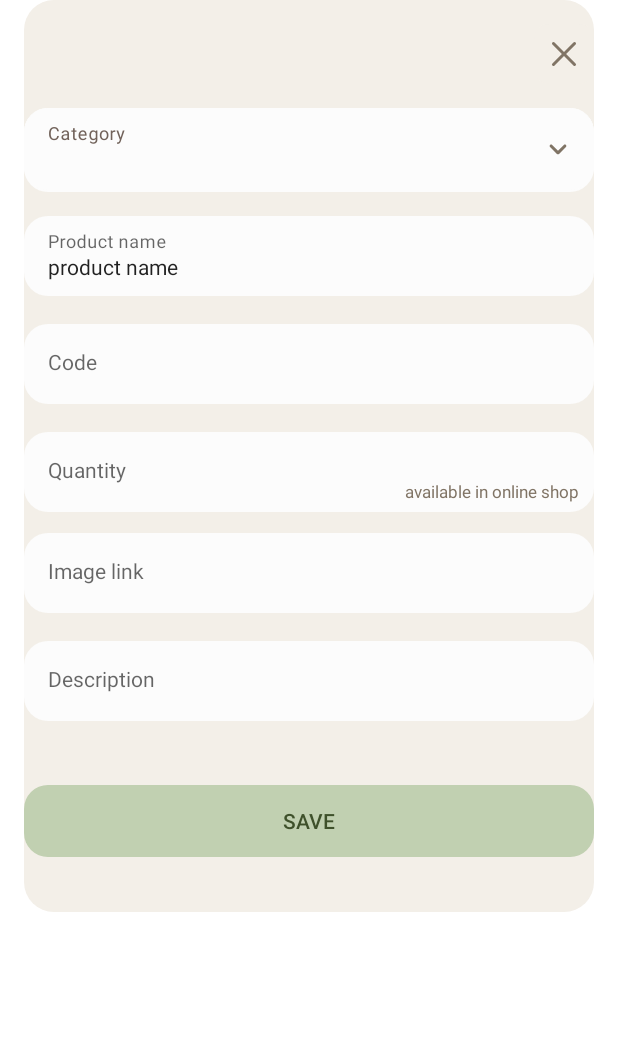
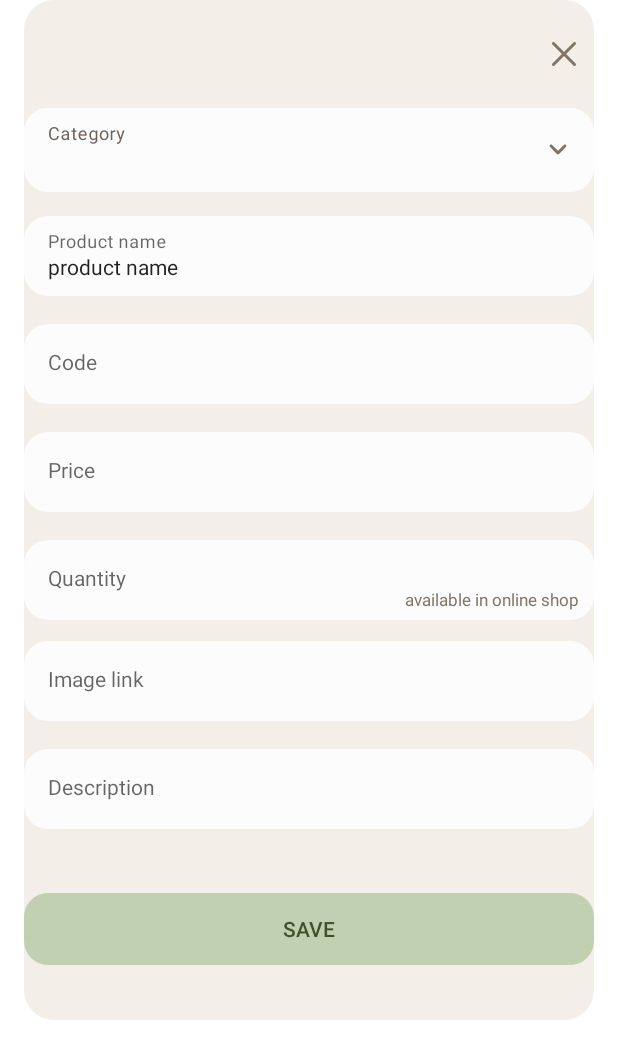
Before and after one commit to Anna-Monica-Reinhard/-, an Android app: the layout dialog_create_product.xml on its own in the app's theme, with its tools: preview values and no code run, on a phone screen of 412 x 824 dp. Shown: the top 1059 px of the screen. Run offline under Robolectric (Android 15) with nearby library versions, the phone set to English and light mode, and no system bars.

Commit message:
Add: save current user to VM, insert new products

```diff
--- a/app/src/main/java/com/mkvsk/warehousewizard/ui/util/Constants.java
+++ b/app/src/main/java/com/mkvsk/warehousewizard/ui/util/Constants.java
@@ -9,4 +9,6 @@ final public class Constants {
     public final static String USERNAME_REGEX = "([a-zA-Z0-9-_]{5,32})+([-]|[_]{0,2})+([a-z]|[A-Z]{0,26})+([0-9]{0,10})";
     public final static Pattern PASSWORD_REGEX = Pattern.compile("([a-zA-Z0-9!@#$%^&*]{6,20})");
 
+    public final static String DEFAULT_PRODUCT_IMAGE = "https://bit.ly/3SGyDfX";
+
 }
--- a/app/src/main/java/com/mkvsk/warehousewizard/ui/view/AuthAndRegisterFragment.java
+++ b/app/src/main/java/com/mkvsk/warehousewizard/ui/view/AuthAndRegisterFragment.java
@@ -18,6 +18,7 @@ import androidx.activity.OnBackPressedCallback;
 import androidx.annotation.NonNull;
 import androidx.annotation.Nullable;
 import androidx.fragment.app.Fragment;
+import androidx.lifecycle.MutableLiveData;
 import androidx.lifecycle.ViewModelProvider;
 import androidx.navigation.fragment.NavHostFragment;
 
@@ -278,6 +279,7 @@ public class AuthAndRegisterFragment extends Fragment {
             Toast.makeText(requireContext(), requireContext().getString(R.string.login_error_user_not_found), Toast.LENGTH_SHORT).show();
         } else {
             if (foundUser.getPassword().equals(password)) {
+                userViewModel.setCurrentUser(new MutableLiveData<>(foundUser));
                 saveUserDataToSharedPrefs(login, password);
                 NavHostFragment.findNavController(this).navigate(R.id.action_go_to_products_from_auth);
             } else {
--- a/app/src/main/res/layout/dialog_create_product.xml
+++ b/app/src/main/res/layout/dialog_create_product.xml
@@ -91,9 +91,25 @@
             android:layout_height="wrap_content"
             android:background="@drawable/round_corner_edittext"
             android:inputType="textPersonName"
-            android:textAllCaps="true"
             android:textAppearance="@style/myTextInputStyle" />
     </com.google.android.material.textfield.TextInputLayout>
+
+    <com.google.android.material.textfield.TextInputLayout
+        android:id="@+id/text_layout_add_product_price"
+        style="@style/myTextInputLayout"
+        android:layout_width="match_parent"
+        android:layout_height="@dimen/text_input_height"
+        android:hint="Price">
+
+        <com.google.android.material.textfield.TextInputEditText
+            android:id="@+id/et_add_product_price"
+            android:layout_width="match_parent"
+            android:layout_height="wrap_content"
+            android:background="@drawable/round_corner_edittext"
+            android:inputType="number"
+            android:textAppearance="@style/myTextInputStyle" />
+    </com.google.android.material.textfield.TextInputLayout>
+
 
     <com.google.android.material.textfield.TextInputLayout
         android:id="@+id/text_layout_add_product_qty"
--- a/app/src/main/res/values/strings.xml
+++ b/app/src/main/res/values/strings.xml
@@ -12,5 +12,7 @@
     <string name="btn_confirm_new_account">confirm</string>
     <string name="login_error_user_not_found">User not found</string>
     <string name="login_error_password_incorrect">Incorrect password</string>
+    <string name="available">available in online shop</string>
+    <string name="unavailable">unavailable in online shop</string>
 
 </resources>
--- a/settings.gradle.kts
+++ b/settings.gradle.kts
@@ -4,7 +4,6 @@ pluginManagement {
         mavenCentral()
         gradlePluginPortal()
         maven("https://jitpack.io")
-
     }
 }
 dependencyResolutionManagement {
```
Also changed, not shown: app/src/main/java/com/mkvsk/warehousewizard/ui/util/CustomAlertDialogBuilder.java (+36 -30 lines), app/src/main/java/com/mkvsk/warehousewizard/ui/view/ProductsFragment.java (+11 -6 lines).
